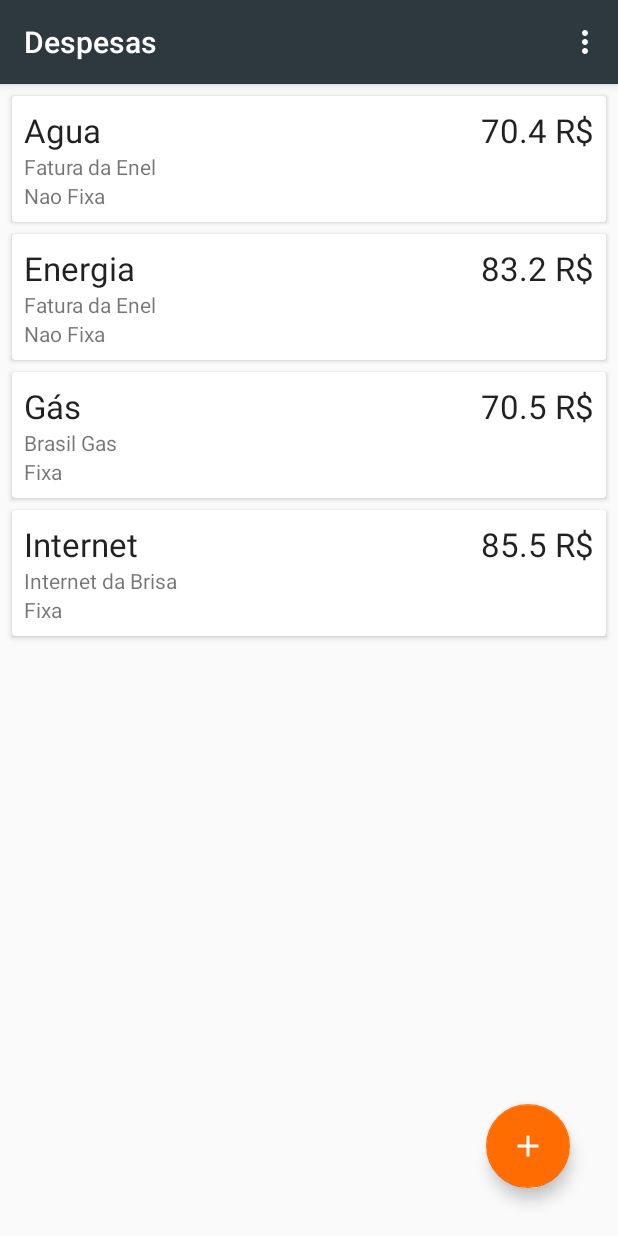
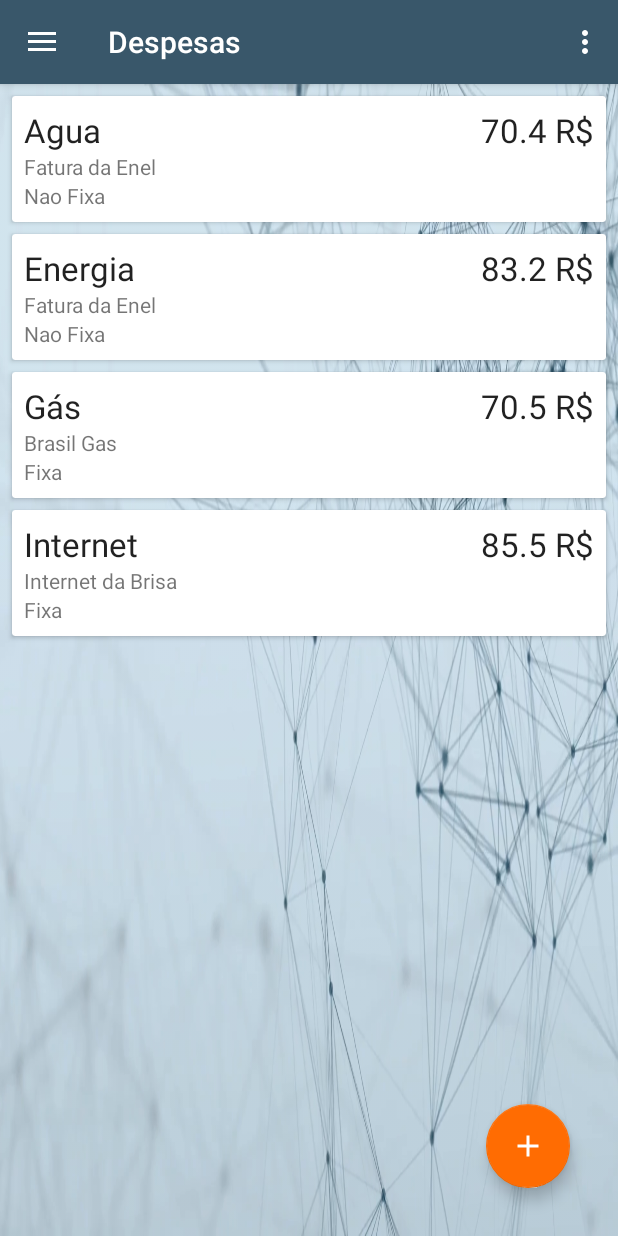
Before and after one commit to gildardmhn/DespesasAppAndroid, an Android app: the MainActivity screen opened directly, with no data from a screen before it, on a phone screen of 412 x 824 dp. Run offline under Robolectric (Android 15) with nearby library versions, the phone set to English and light mode, and no system bars; our stand-ins replace Room's generated code.

Commit message:
Adicionado DrawerMenu

```diff
--- a/app/src/main/java/com/codinginflow/despesas/Activity/MainActivity.java
+++ b/app/src/main/java/com/codinginflow/despesas/Activity/MainActivity.java
@@ -1,7 +1,9 @@
 package com.codinginflow.despesas.Activity;
 
 import androidx.annotation.NonNull;
+import androidx.appcompat.app.ActionBarDrawerToggle;
 import androidx.appcompat.app.AppCompatActivity;
+import androidx.drawerlayout.widget.DrawerLayout;
 import androidx.lifecycle.Observer;
 import androidx.lifecycle.ViewModelProviders;
 import androidx.recyclerview.widget.ItemTouchHelper;
@@ -30,10 +32,19 @@ public class MainActivity extends AppCompatActivity {
     public static final int EDIT_DESPESA_REQUEST = 2;
     private DespesaViewModel despesaViewModel;
 
+    private DrawerLayout mDrawerLayout;
+    private ActionBarDrawerToggle mToggle;
+
     @Override
     protected void onCreate(Bundle savedInstanceState) {
         super.onCreate(savedInstanceState);
         setContentView(R.layout.activity_main);
+
+        mDrawerLayout = (DrawerLayout) findViewById(R.id.drawer);
+        mToggle = new ActionBarDrawerToggle(this, mDrawerLayout, R.string.open, R.string.close);
+        mDrawerLayout.addDrawerListener(mToggle);
+        mToggle.syncState();
+        getSupportActionBar().setDisplayHomeAsUpEnabled(true);
 
         // startActivity(new Intent(getApplicationContext(), LoginActivity.class));
 
@@ -135,6 +146,10 @@ public class MainActivity extends AppCompatActivity {
 
     @Override
     public boolean onOptionsItemSelected(MenuItem item) {
+        if (mToggle.onOptionsItemSelected(item)) {
+            return true;
+        }
+
         switch (item.getItemId()) {
             /*case R.id.delete_all_despesas:
                 despesaViewModel.deleteAllDespesas();
--- /dev/null
+++ b/app/src/main/res/drawable/button_success.xml
@@ -0,0 +1,5 @@
+<?xml version="1.0" encoding="utf-8"?>
+<shape xmlns:android="http://schemas.android.com/apk/res/android">
+    <solid android:color="@color/success" />
+    <corners android:radius="25dp" />
+</shape>
--- /dev/null
+++ b/app/src/main/res/drawable/ic_logout.xml
@@ -0,0 +1,5 @@
+<vector android:height="24dp" android:viewportHeight="512"
+    android:viewportWidth="512" android:width="24dp" xmlns:android="http://schemas.android.com/apk/res/android">
+    <path android:fillColor="#FF000000" android:pathData="M510.371,226.513c-1.088,-2.603 -2.645,-4.971 -4.629,-6.955l-63.979,-63.979c-8.341,-8.32 -21.824,-8.32 -30.165,0c-8.341,8.341 -8.341,21.845 0,30.165l27.584,27.584H320.013c-11.797,0 -21.333,9.557 -21.333,21.333s9.536,21.333 21.333,21.333h119.168l-27.584,27.584c-8.341,8.341 -8.341,21.845 0,30.165c4.16,4.181 9.621,6.251 15.083,6.251s10.923,-2.069 15.083,-6.251l63.979,-63.979c1.984,-1.963 3.541,-4.331 4.629,-6.955C512.525,237.606 512.525,231.718 510.371,226.513z"/>
+    <path android:fillColor="#FF000000" android:pathData="M362.68,298.667c-11.797,0 -21.333,9.557 -21.333,21.333v106.667h-85.333V85.333c0,-9.408 -6.187,-17.728 -15.211,-20.437l-74.091,-22.229h174.635v106.667c0,11.776 9.536,21.333 21.333,21.333s21.333,-9.557 21.333,-21.333v-128C384.013,9.557 374.477,0 362.68,0H21.347c-0.768,0 -1.451,0.32 -2.197,0.405c-1.003,0.107 -1.92,0.277 -2.88,0.512c-2.24,0.576 -4.267,1.451 -6.165,2.645c-0.469,0.299 -1.045,0.32 -1.493,0.661C8.44,4.352 8.376,4.587 8.205,4.715C5.88,6.549 3.939,8.789 2.531,11.456c-0.299,0.576 -0.363,1.195 -0.597,1.792c-0.683,1.621 -1.429,3.2 -1.685,4.992c-0.107,0.64 0.085,1.237 0.064,1.856c-0.021,0.427 -0.299,0.811 -0.299,1.237V448c0,10.176 7.189,18.923 17.152,20.907l213.333,42.667c1.387,0.299 2.795,0.427 4.181,0.427c4.885,0 9.685,-1.685 13.525,-4.843c4.928,-4.053 7.808,-10.091 7.808,-16.491v-21.333H362.68c11.797,0 21.333,-9.557 21.333,-21.333V320C384.013,308.224 374.477,298.667 362.68,298.667z"/>
+</vector>
--- /dev/null
+++ b/app/src/main/res/drawable/ic_map_with_placeholder.xml
@@ -0,0 +1,4 @@
+<vector android:height="24dp" android:viewportHeight="512"
+    android:viewportWidth="512" android:width="24dp" xmlns:android="http://schemas.android.com/apk/res/android">
+    <path android:fillColor="#FF000000" android:pathData="M416,48c-44.188,0 -80,35.813 -80,80c0,11.938 2.625,23.281 7.312,33.438L416,304l72.688,-142.563C493.375,151.281 496,139.938 496,128C496,83.813 460.188,48 416,48zM416,176c-26.5,0 -48,-21.5 -48,-48s21.5,-48 48,-48s48,21.5 48,48S442.5,176 416,176zM439.938,327.469l29.125,58.219l-73.844,36.906l-24.75,-123.812l4.156,-4.156l0.438,-0.438l-15.25,-30L352,272l-96,-64l-96,64l-64,-64L0,400l128,64l128,-64l128,64l128,-64l-54,-107.969L439.938,327.469zM116.75,422.594l-73.813,-36.906L104.75,262l32.625,32.625l4.156,4.156L116.75,422.594zM240,372.219l-89.5,44.75l23.125,-115.594l4.125,-2.75l62.25,-41.5V372.219zM272,372.219V257.125l62.25,41.5l4.094,2.75l23.125,115.594L272,372.219z"/>
+</vector>
--- /dev/null
+++ b/app/src/main/res/drawable/ic_user_male_black_shape.xml
@@ -0,0 +1,4 @@
+<vector android:height="24dp" android:viewportHeight="485.21"
+    android:viewportWidth="485.211" android:width="24dp" xmlns:android="http://schemas.android.com/apk/res/android">
+    <path android:fillColor="#FF000000" android:pathData="M394.235,333.585h-30.327c-33.495,0 -60.653,-27.158 -60.653,-60.654v-19.484c13.418,-15.948 23.042,-34.812 29.024,-54.745c0.621,-3.36 3.855,-5.02 6.012,-7.33c11.611,-11.609 13.894,-31.2 5.185,-45.149c-1.186,-2.117 -3.322,-3.953 -3.201,-6.576c0,-17.784 0.089,-35.596 -0.023,-53.366c-0.476,-21.455 -6.608,-43.773 -21.65,-59.66c-12.144,-12.836 -28.819,-20.479 -46.022,-23.75c-21.739,-4.147 -44.482,-3.937 -66.013,1.54c-18.659,4.709 -36.189,15.637 -47.028,31.836c-9.598,14.083 -13.803,31.183 -14.513,48.036c-0.266,18.094 -0.061,36.233 -0.116,54.371c0.413,3.631 -2.667,6.088 -4.058,9.094c-8.203,14.881 -4.592,35.155 8.589,45.978c3.344,2.308 3.97,6.515 5.181,10.142c5.748,17.917 15.282,34.487 27.335,48.925v20.138c0,33.496 -27.157,60.654 -60.651,60.654H90.978c0,0 -54.964,15.158 -90.978,90.975v30.327c0,16.759 13.564,30.321 30.327,30.321h424.562c16.759,0 30.322,-13.562 30.322,-30.321V424.56C449.199,348.749 394.235,333.585 394.235,333.585z"/>
+</vector>
--- a/app/src/main/res/layout/activity_login.xml
+++ b/app/src/main/res/layout/activity_login.xml
@@ -64,6 +64,7 @@
         android:background="@drawable/button_rounded"
         android:text="Realizar Cadastro"
         android:textColor="#FFF"
-        android:textSize="18sp" />
+        android:textSize="18sp"
+        android:onClick="btnCadastro"/>
 
 </LinearLayout>
--- a/app/src/main/res/layout/activity_main.xml
+++ b/app/src/main/res/layout/activity_main.xml
@@ -1,23 +1,44 @@
 <?xml version="1.0" encoding="utf-8"?>
-<androidx.coordinatorlayout.widget.CoordinatorLayout xmlns:android="http://schemas.android.com/apk/res/android"
+<androidx.drawerlayout.widget.DrawerLayout xmlns:android="http://schemas.android.com/apk/res/android"
     xmlns:app="http://schemas.android.com/apk/res-auto"
     xmlns:tools="http://schemas.android.com/tools"
     android:layout_width="match_parent"
     android:layout_height="match_parent"
+    android:id="@+id/drawer"
     tools:context=".Activity.MainActivity">
+
+    <com.google.android.material.navigation.NavigationView
+        android:layout_width="wrap_content"
+        android:layout_height="match_parent"
+        android:layout_gravity="start"
+        android:background="@color/background"
+        app:headerLayout="@layout/header"
+        app:itemIconTint="@color/darkGrey"
+        app:itemTextColor="@color/darkGrey"
+        app:menu="@menu/main_menu" />
+
+    <LinearLayout
+        android:layout_width="match_parent"
+        android:layout_height="match_parent"
+        android:background="@drawable/background"></LinearLayout>
+
+    <androidx.coordinatorlayout.widget.CoordinatorLayout
+        android:layout_width="match_parent"
+        android:layout_height="wrap_content">
 
         <androidx.recyclerview.widget.RecyclerView
             android:id="@+id/recycler_view"
             android:layout_width="match_parent"
             android:layout_height="match_parent"
-        tools:listitem="@layout/despesa_item"/>
+            tools:listitem="@layout/despesa_item" />
 
         <com.google.android.material.floatingactionbutton.FloatingActionButton
             android:id="@+id/button_add_despesa"
             android:layout_width="wrap_content"
             android:layout_height="wrap_content"
-        android:src="@drawable/ic_add"
             android:layout_gravity="bottom|end"
-        android:layout_margin="32dp"/>
+            android:layout_margin="32dp"
+            android:src="@drawable/ic_add" />
+    </androidx.coordinatorlayout.widget.CoordinatorLayout>
 
-</androidx.coordinatorlayout.widget.CoordinatorLayout>
+</androidx.drawerlayout.widget.DrawerLayout>
--- a/app/src/main/res/menu/main_menu.xml
+++ b/app/src/main/res/menu/main_menu.xml
@@ -8,11 +8,14 @@
         app:showAsAction="never"/> -->
     <item
         android:id="@+id/estabelecimento_menu"
-        android:title="Estabelecimentos"/>
+        android:icon="@drawable/ic_map_with_placeholder"
+        android:title="Estabelecimentos" />
     <item
         android:id="@+id/usuario_menu"
-        android:title="Usuarios"/>
+        android:icon="@drawable/ic_user_male_black_shape"
+        android:title="Usuários" />
     <item
         android:id="@+id/sair_menu"
-        android:title="Sair"/>
+        android:icon="@drawable/ic_logout"
+        android:title="Sair" />
 </menu>
--- a/app/src/main/res/values/colors.xml
+++ b/app/src/main/res/values/colors.xml
@@ -1,7 +1,10 @@
 <?xml version="1.0" encoding="utf-8"?>
 <resources>
-    <color name="colorPrimary">#2D383F</color>
-    <color name="colorPrimaryDark">#2D383F</color>
+    <color name="colorPrimary">#39576a</color>
+    <color name="colorPrimaryDark">#375366</color>
     <color name="colorAccent">#FF6C02</color>
+    <color name="white">#ffffff</color>
+    <color name="darkGrey">#6c6c6c</color>
     <color name="background">#EEEDEF</color>
+    <color name="success">#4CAF50</color>
 </resources>
--- a/app/src/main/res/values/strings.xml
+++ b/app/src/main/res/values/strings.xml
@@ -1,3 +1,5 @@
 <resources>
     <string name="app_name">Despesas</string>
+    <string name="open">Abrir</string>
+    <string name="close">Fechar</string>
 </resources>
--- a/build.gradle
+++ b/build.gradle
@@ -7,7 +7,7 @@ buildscript {
 
     }
     dependencies {
-        classpath 'com.android.tools.build:gradle:3.4.0'
+        classpath 'com.android.tools.build:gradle:3.4.1'
 
         // NOTE: Do not place your application dependencies here; they belong
         // in the individual module build.gradle files
```
Also changed, not shown: app/src/main/java/com/codinginflow/despesas/Activity/LoginActivity.java (+6 -1 lines), app/src/main/res/layout/activity_cadastro.xml (+15 -7 lines), app/src/main/res/layout/header.xml (added, +28 -0 lines), app/src/main/res/drawable/background.png (added), app/src/main/res/drawable/perfil.jpg (added), 1 other file. Lines whose indentation alone changed are shown as unchanged.
